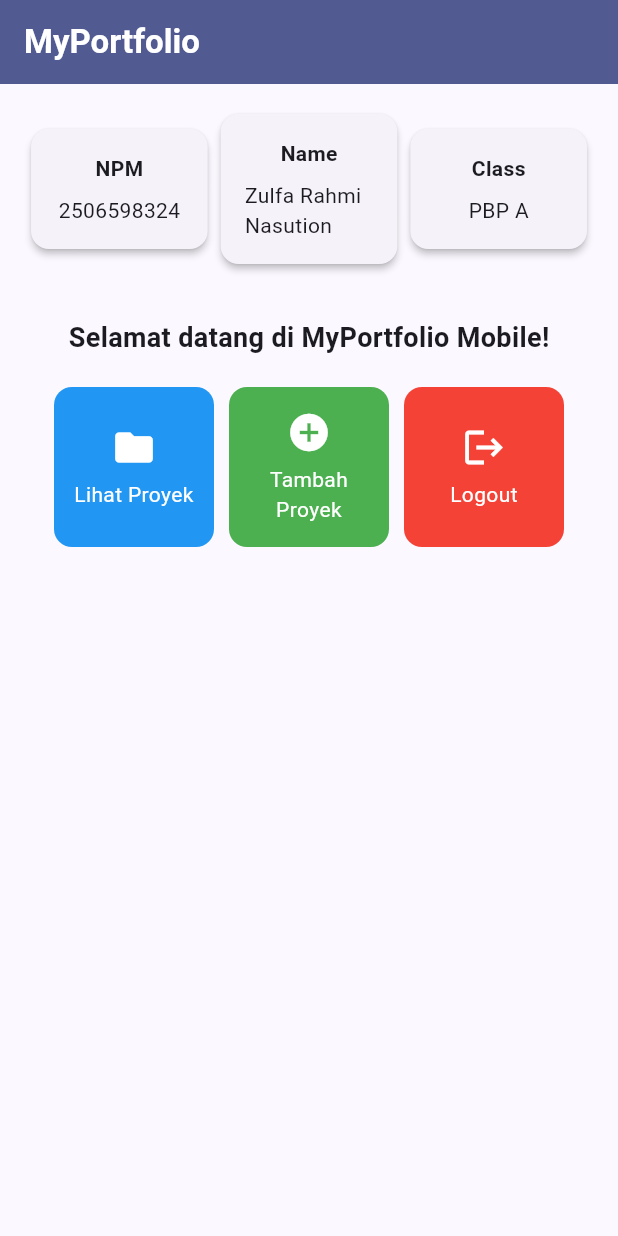
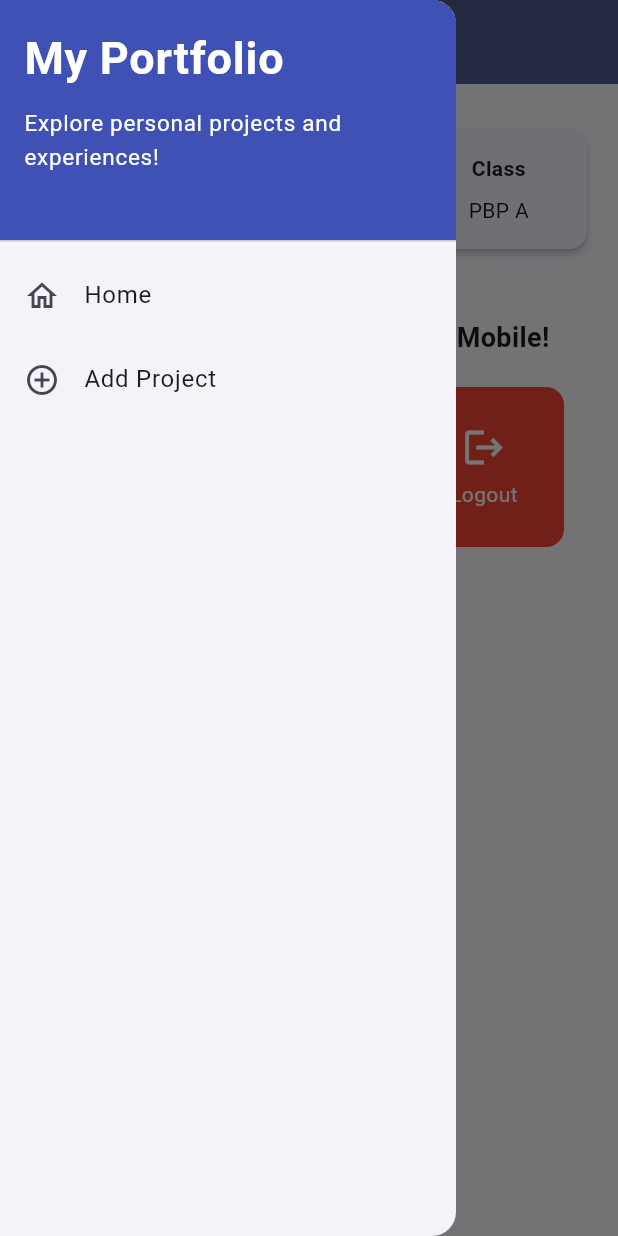
Before and after one commit to zulfa-rahmi/myportfolio_mobile, a Flutter app: the screen it shows after launch, with the side drawer open (before the commit the screen has no drawer), on a phone screen of 412 x 824 dp. Run offline on Flutter 3.47's test engine with Material 3 defaults, Android fonts, the phone set to English and light mode, and no system bars.

Commit message:
Tutorial 09: Flutter Navigation, Layouts, Forms, and Input Elements

```diff
--- a/lib/main.dart
+++ b/lib/main.dart
@@ -1,5 +1,5 @@
 import 'package:flutter/material.dart';
-import 'package:myportofolio_mobile/menu.dart';
+import 'package:myportofolio_mobile/screens/menu.dart';
 
 void main() {
   runApp(const MyApp());
--- a/lib/menu.dart
+++ b/lib/screens/menu.dart
@@ -1,4 +1,6 @@
 import 'package:flutter/material.dart';
+import 'package:myportofolio_mobile/widgets/left_drawer.dart';
+import 'package:myportofolio_mobile/widgets/project_card.dart';
 
 class MyHomePage extends StatelessWidget {
   MyHomePage({super.key});
@@ -27,7 +29,9 @@ class MyHomePage extends StatelessWidget {
           ),
         ),
         backgroundColor: Theme.of(context).colorScheme.primary,
+        iconTheme: const IconThemeData(color: Colors.white),
       ),
+      drawer: const LeftDrawer(),
       // Body halaman utama dengan padding di sekelilingnya.
       body: Padding(
         padding: const EdgeInsets.all(16.0),
@@ -127,53 +131,3 @@ class ItemHomepage {
 
   ItemHomepage(this.name, this.icon, this.color);
 }
-
-class ItemCard extends StatelessWidget {
-  final ItemHomepage item;
-
-  const ItemCard(this.item, {super.key});
-
-  @override
-  Widget build(BuildContext context) {
-    return Material(
-      color: item.color,
-      borderRadius: BorderRadius.circular(12),
-      child: InkWell(
-        // Aksi ketika kartu ditekan oleh pengguna.
-        onTap: () {
-          // Menampilkan SnackBar dengan pesan interaktif.
-          ScaffoldMessenger.of(context)
-            ..hideCurrentSnackBar()
-            ..showSnackBar(
-              SnackBar(
-                content: Text(
-                  "Kamu telah menekan tombol ${item.name}!",
-                ),
-              ),
-            );
-        },
-        child: Container(
-          padding: const EdgeInsets.all(8),
-          child: Center(
-            child: Column(
-              mainAxisAlignment: MainAxisAlignment.center,
-              children: [
-                Icon(
-                  item.icon,
-                  color: Colors.white,
-                  size: 30.0,
-                ),
-                const Padding(padding: EdgeInsets.all(3)),
-                Text(
-                  item.name,
-                  textAlign: TextAlign.center,
-                  style: const TextStyle(color: Colors.white),
-                ),
-              ],
-            ),
-          ),
-        ),
-      ),
-    );
-  }
-}
--- /dev/null
+++ b/lib/widgets/left_drawer.dart
@@ -0,0 +1,69 @@
+import 'package:flutter/material.dart';
+import 'package:myportofolio_mobile/screens/menu.dart';
+import 'package:myportofolio_mobile/screens/project_form.dart';
+
+class LeftDrawer extends StatelessWidget {
+  const LeftDrawer({super.key});
+
+  @override
+  Widget build(BuildContext context) {
+    return Drawer(
+      child: ListView(
+        children: [
+          const DrawerHeader(
+            decoration: BoxDecoration(
+              color: Colors.indigo,
+            ),
+            child: Column(
+              crossAxisAlignment: CrossAxisAlignment.start,
+              children: [
+                Text(
+                  'My Portfolio',
+                  style: TextStyle(
+                    fontSize: 30,
+                    fontWeight: FontWeight.bold,
+                    color: Colors.white,
+                  ),
+                ),
+                SizedBox(height: 10),
+                Text(
+                  'Explore personal projects and experiences!',
+                  style: TextStyle(
+                    fontSize: 15,
+                    color: Colors.white,
+                  ),
+                ),
+              ],
+            ),
+          ),
+          ListTile(
+            leading: const Icon(Icons.home_outlined),
+            title: const Text('Home'),
+            // Navigasi ke halaman utama portofolio
+            onTap: () {
+              Navigator.pushReplacement(
+                context,
+                MaterialPageRoute(
+                  builder: (context) => MyHomePage(),
+                ),
+              );
+            },
+          ),
+          ListTile(
+            leading: const Icon(Icons.add_circle_outline),
+            title: const Text('Add Project'),
+            // Navigasi ke halaman tambah proyek
+            onTap: () {
+              Navigator.pushReplacement(
+                context,
+                MaterialPageRoute(
+                  builder: (context) => const ProjectFormPage(),
+                ),
+              );
+            },
+          ),
+        ],
+      ),
+    );
+  }
+}
--- /dev/null
+++ b/lib/widgets/project_card.dart
@@ -0,0 +1,61 @@
+import 'package:flutter/material.dart';
+import 'package:myportofolio_mobile/screens/menu.dart';
+import 'package:myportofolio_mobile/screens/project_form.dart';
+
+class ItemCard extends StatelessWidget {
+  final ItemHomepage item;
+
+  const ItemCard(this.item, {super.key});
+
+  @override
+  Widget build(BuildContext context) {
+    return Material(
+      color: item.color,
+      borderRadius: BorderRadius.circular(12),
+      child: InkWell(
+        // Area responsif terhadap sentuhan
+        onTap: () {
+          // Memunculkan SnackBar ketika diklik
+          ScaffoldMessenger.of(context)
+            ..hideCurrentSnackBar()
+            ..showSnackBar(
+              SnackBar(
+                content: Text("Kamu telah menekan tombol ${item.name}!"),
+              ),
+            );
+
+          // Navigate ke halaman yang sesuai
+          if (item.name == "Tambah Proyek") {
+            Navigator.push(
+              context,
+              MaterialPageRoute(
+                builder: (context) => const ProjectFormPage(),
+              ),
+            );
+          }
+        },
+        child: Container(
+          padding: const EdgeInsets.all(8),
+          child: Center(
+            child: Column(
+              mainAxisAlignment: MainAxisAlignment.center,
+              children: [
+                Icon(
+                  item.icon,
+                  color: Colors.white,
+                  size: 30.0,
+                ),
+                const Padding(padding: EdgeInsets.all(3)),
+                Text(
+                  item.name,
+                  textAlign: TextAlign.center,
+                  style: const TextStyle(color: Colors.white),
+                ),
+              ],
+            ),
+          ),
+        ),
+      ),
+    );
+  }
+}
```
Also changed, not shown: lib/screens/project_form.dart (added, +227 -0 lines).
